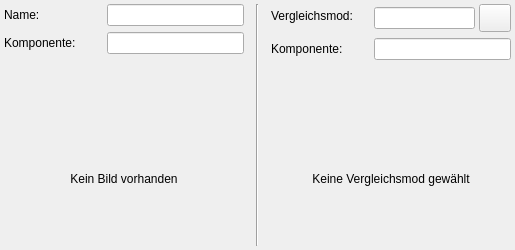
Qt form Structure/GUI/Section_Mod_Statistics_Comparison.ui (Looking4Git/Starfield_LOH) before a commit.
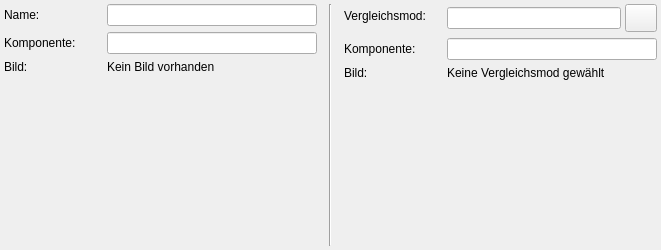
The same form after that commit. Icons and pictures are not drawn.

```diff
--- a/Structure/GUI/Section_Mod_Statistics_Comparison.ui
+++ b/Structure/GUI/Section_Mod_Statistics_Comparison.ui
@@ -104,58 +104,44 @@
           </property>
          </widget>
         </item>
-       </layout>
-      </item>
-      <item>
-       <layout class="QHBoxLayout" name="layout_main_img_center">
-        <item>
-         <spacer name="spacer_img_main_l">
-          <property name="orientation">
-           <enum>Qt::Orientation::Horizontal</enum>
-          </property>
-          <property name="sizeHint" stdset="0">
+        <item row="2" column="0">
+         <widget class="QLabel" name="lbl_main_image_title">
+          <property name="minimumSize">
            <size>
-            <width>0</width>
+            <width>95</width>
             <height>0</height>
            </size>
           </property>
-         </spacer>
+          <property name="alignment">
+           <set>Qt::AlignmentFlag::AlignLeading|Qt::AlignmentFlag::AlignLeft|Qt::AlignmentFlag::AlignTop</set>
+          </property>
+          <property name="text">
+           <string>Bild:</string>
+          </property>
+         </widget>
         </item>
-        <item>
+        <item row="2" column="1">
          <widget class="QLabel" name="lbl_main_image">
           <property name="minimumSize">
            <size>
-            <width>240</width>
-            <height>135</height>
+            <width>210</width>
+            <height>118</height>
            </size>
           </property>
           <property name="maximumSize">
            <size>
-            <width>240</width>
-            <height>135</height>
+            <width>210</width>
+            <height>118</height>
            </size>
           </property>
           <property name="alignment">
-           <set>Qt::AlignmentFlag::AlignCenter</set>
+           <set>Qt::AlignmentFlag::AlignLeading|Qt::AlignmentFlag::AlignLeft|Qt::AlignmentFlag::AlignTop</set>
           </property>
           <property name="text">
            <string>Kein Bild vorhanden</string>
           </property>
          </widget>
         </item>
-        <item>
-         <spacer name="spacer_img_main_r">
-          <property name="orientation">
-           <enum>Qt::Orientation::Horizontal</enum>
-          </property>
-          <property name="sizeHint" stdset="0">
-           <size>
-            <width>0</width>
-            <height>0</height>
-           </size>
-          </property>
-         </spacer>
-        </item>
        </layout>
       </item>
      </layout>
@@ -282,58 +268,44 @@
           </property>
          </widget>
         </item>
-       </layout>
-      </item>
-      <item>
-       <layout class="QHBoxLayout" name="layout_comp_img_center">
-        <item>
-         <spacer name="spacer_img_comp_l">
-          <property name="orientation">
-           <enum>Qt::Orientation::Horizontal</enum>
-          </property>
-          <property name="sizeHint" stdset="0">
+        <item row="2" column="0">
+         <widget class="QLabel" name="lbl_comp_image_title">
+          <property name="minimumSize">
            <size>
-            <width>0</width>
+            <width>95</width>
             <height>0</height>
            </size>
           </property>
-         </spacer>
+          <property name="alignment">
+           <set>Qt::AlignmentFlag::AlignLeading|Qt::AlignmentFlag::AlignLeft|Qt::AlignmentFlag::AlignTop</set>
+          </property>
+          <property name="text">
+           <string>Bild:</string>
+          </property>
+         </widget>
         </item>
-        <item>
+        <item row="2" column="1">
          <widget class="QLabel" name="lbl_comp_image">
           <property name="minimumSize">
            <size>
-            <width>240</width>
-            <height>135</height>
+            <width>210</width>
+            <height>118</height>
            </size>
           </property>
           <property name="maximumSize">
            <size>
-            <width>240</width>
-            <height>135</height>
+            <width>210</width>
+            <height>118</height>
            </size>
           </property>
           <property name="alignment">
-           <set>Qt::AlignmentFlag::AlignCenter</set>
+           <set>Qt::AlignmentFlag::AlignLeading|Qt::AlignmentFlag::AlignLeft|Qt::AlignmentFlag::AlignTop</set>
           </property>
           <property name="text">
            <string>Keine Vergleichsmod gewählt</string>
           </property>
          </widget>
         </item>
-        <item>
-         <spacer name="spacer_img_comp_r">
-          <property name="orientation">
-           <enum>Qt::Orientation::Horizontal</enum>
-          </property>
-          <property name="sizeHint" stdset="0">
-           <size>
-            <width>0</width>
-            <height>0</height>
-           </size>
-          </property>
-         </spacer>
-        </item>
        </layout>
       </item>
      </layout>
```
